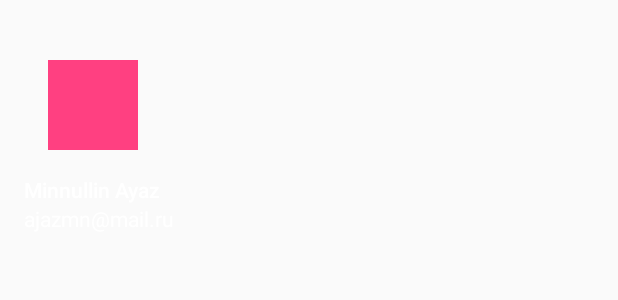
After one commit to Ajazmn/DevIntensive, an Android app: the layout drawer_header.xml on its own in the app's theme, with its tools: preview values and no code run, on a phone screen of 412 x 824 dp. The commit adds this screen. Shown: the top 300 px of the screen. Run offline under Robolectric (Android 15) with nearby library versions, the phone set to English and light mode, and no system bars.

Commit message:
Made NavigationDrawer, Collapsing Toolbar, Edit/save/load user data

```diff
--- /dev/null
+++ b/app/src/main/res/layout/drawer_header.xml
@@ -0,0 +1,46 @@
+<?xml version="1.0" encoding="utf-8"?>
+<RelativeLayout xmlns:android="http://schemas.android.com/apk/res/android"
+                android:layout_width="match_parent"
+                android:layout_height="172dp"
+                android:paddingBottom="@dimen/spacing_small_8"
+                android:paddingLeft="@dimen/spacing_normal_16"
+                android:paddingRight="@dimen/spacing_normal_16"
+                android:paddingTop="@dimen/spacing_medial_24">
+    <!--android:background="@drawable/header_bg"-->
+
+<ImageView
+android:layout_width="60dp"
+android:layout_height="60dp"
+android:background="@color/color_accent"
+android:layout_marginTop="@dimen/spacing_normal_16"
+android:layout_marginLeft="@dimen/spacing_normal_16"/>
+
+<LinearLayout
+android:layout_width="match_parent"
+android:layout_height="@dimen/size_medium_56"
+
+android:orientation="vertical"
+android:layout_alignParentBottom="true"
+android:gravity="center_vertical"
+> <!--android:background="@color/color_primary_dark"-->
+    <!--android:paddingLeft="@dimen/spacing_normal_16"-->
+<TextView
+    android:id="@+id/user_name_txt"
+    android:layout_width="match_parent"
+    android:layout_height="wrap_content"
+    android:text="@string/app_name"
+    android:textColor="@color/white"
+    android:textSize="14sp"
+    android:fontFamily="sans-serif-medium"/>
+
+<TextView
+    android:id="@+id/user_email_txt"
+    android:layout_width="match_parent"
+    android:layout_height="wrap_content"
+    android:text="@string/my_email"
+    android:textColor="@color/white"
+    android:textSize="14sp"
+    android:fontFamily="sans-serif"/>
+</LinearLayout>
+
+    </RelativeLayout>
--- /dev/null
+++ b/app/src/main/res/values-v21/dimens.xml
@@ -0,0 +1,4 @@
+<?xml version="1.0" encoding="utf-8"?>
+<resources>
+    <dimen name="fab_right_space">8dp</dimen>
+</resources>
--- /dev/null
+++ b/app/src/main/res/values-v21/styles.xml
@@ -0,0 +1,13 @@
+<?xml version="1.0" encoding="utf-8"?>
+<resources>
+
+    <style name="AppTheme" parent="Theme.AppCompat.Light.NoActionBar">
+        <item name="colorPrimary">@color/color_primary</item>
+        <item name="colorPrimaryDark">@color/color_primary_dark</item>
+        <item name="colorAccent">@color/color_accent</item>
+        <item name="android:windowDrawsSystemBarBackgrounds">true</item>
+        <item name="android:statusBarColor">@color/color_accent</item>
+        <item name="android:windowTranslucentStatus">true</item>
+    </style>
+
+</resources>
```
Also changed, not shown: app/src/main/java/com/softdesign/devintensive/data/managers/DataManager.java (added, +24 -0 lines), app/src/main/java/com/softdesign/devintensive/data/managers/PreferencesManager.java (added, +44 -0 lines), app/src/main/java/com/softdesign/devintensive/ui/activities/BaseActivity.java (added, +49 -0 lines), app/src/main/java/com/softdesign/devintensive/ui/activities/MainActivity.java (+7 -1 lines), app/src/main/java/com/softdesign/devintensive/utils/ConstantManager.java (added, +17 -0 lines), app/src/main/java/com/softdesign/devintensive/utils/DevintensiveApplication.java (added, +24 -0 lines), app/src/main/res/layout/progress_splash.xml (added, +15 -0 lines).
